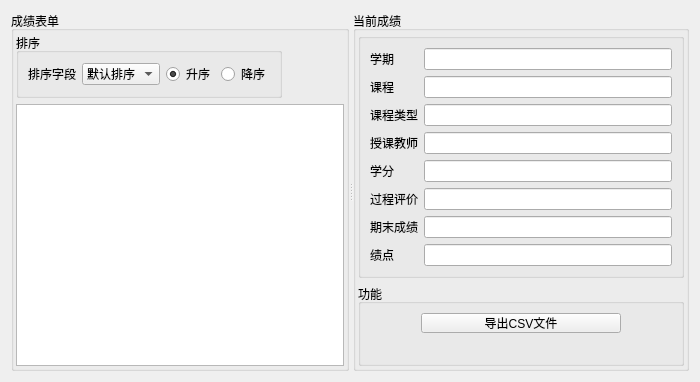
Above: studentTerminal/ui/scorequery.ui from MuxiZhaoyang/SIMS-C-language-major-assignment before the change. Below: the same form after it.
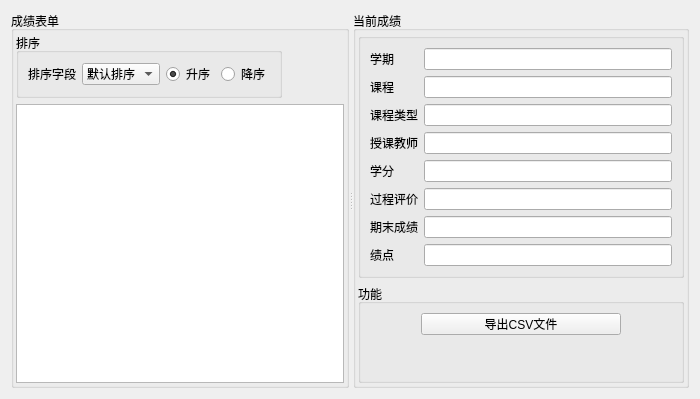
That is the form after the change.

What changed in the file:
```diff
--- a/studentTerminal/ui/scorequery.ui
+++ b/studentTerminal/ui/scorequery.ui
@@ -7,7 +7,7 @@
     <x>0</x>
     <y>0</y>
     <width>700</width>
-    <height>382</height>
+    <height>399</height>
    </rect>
   </property>
   <property name="windowTitle">
@@ -151,7 +151,7 @@
           <bool>true</bool>
          </attribute>
          <attribute name="verticalHeaderDefaultSectionSize">
-          <number>25</number>
+          <number>29</number>
          </attribute>
         </widget>
        </item>
```
